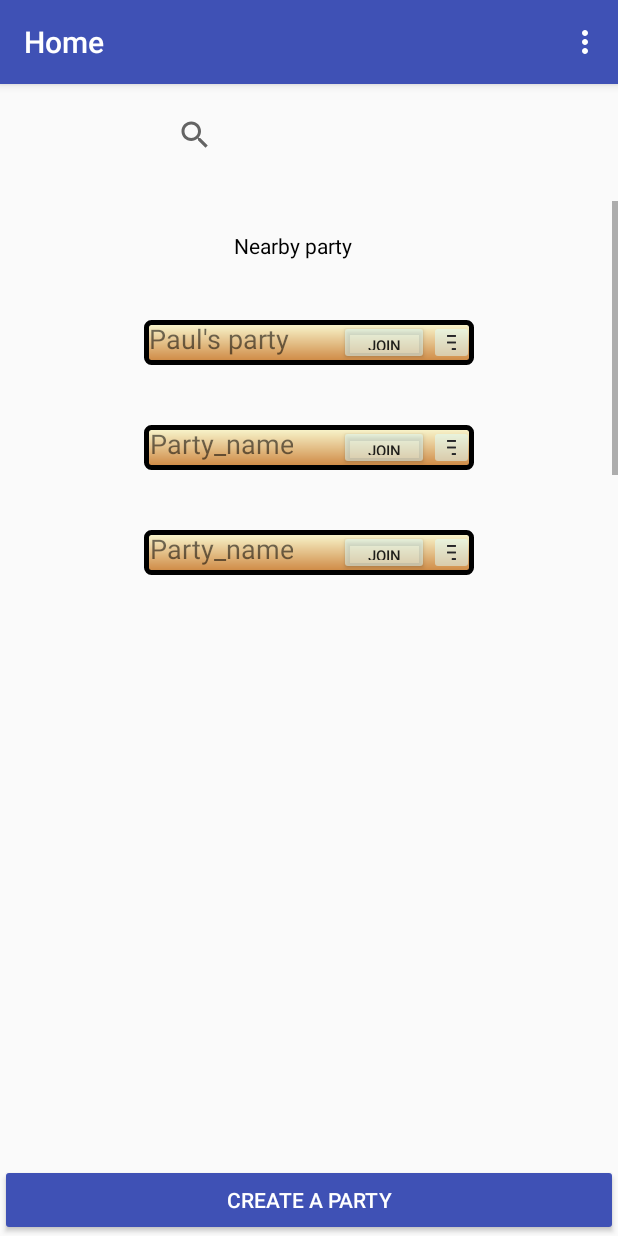
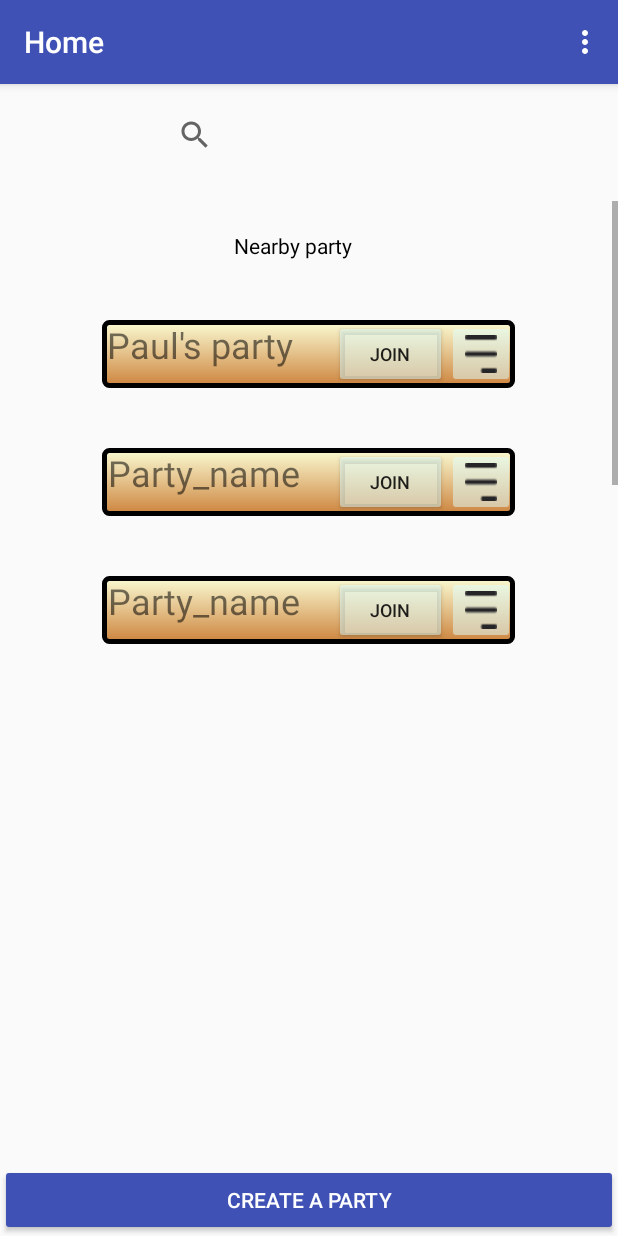
Before and after one commit to kandi97/aux_cord, an Android app: the home screen opened directly, with no data from a screen before it, on a phone screen of 412 x 824 dp. Run offline under Robolectric (Android 15) with nearby library versions, the phone set to English and light mode, and no system bars.

Commit message:
Add menu items
Add logout, leave party in menu, change font size

```diff
--- a/AuxCord/app/src/main/res/layout/activity_home.xml
+++ b/AuxCord/app/src/main/res/layout/activity_home.xml
@@ -23,7 +23,7 @@
     <ScrollView
         android:layout_width="match_parent"
         android:layout_marginTop="20dp"
-        android:layout_height="270dp"
+        android:layout_height="300dp"
         android:layout_below="@id/search_bar">
         <LinearLayout
             android:layout_width="match_parent"
@@ -40,7 +40,7 @@
                 android:textColor="@android:color/black"/>
             <RelativeLayout
                 android:id="@+id/party1"
-                android:layout_width="220dp"
+                android:layout_width="275dp"
                 android:layout_marginTop="40dp"
                 android:layout_height="wrap_content"
                 android:paddingStart="3dp"
@@ -51,13 +51,13 @@
                     android:layout_width="wrap_content"
                     android:layout_height="wrap_content"
                     android:text="Paul's party"
-                    android:textSize="18sp"
+                    android:textSize="24sp"
                     android:gravity="center"
                     android:layout_alignParentLeft="true"/>
                 <ImageButton
                     android:id="@+id/ib1"
-                    android:layout_width="30dp"
-                    android:layout_height="30dp"
+                    android:layout_width="45dp"
+                    android:layout_height="45dp"
                     android:src="@drawable/menu1"
                     android:scaleType="fitXY"
                     android:backgroundTint="#80e0ffff"
@@ -65,10 +65,10 @@
                     />
                 <Button
                     android:id="@+id/join1"
-                    android:layout_width="60dp"
-                    android:layout_height="30dp"
+                    android:layout_width="75dp"
+                    android:layout_height="45dp"
                     android:text="@string/join"
-                    android:textSize="10sp"
+                    android:textSize="12sp"
                     android:backgroundTint="#80e0ffff"
                     android:layout_toLeftOf="@id/ib1"
                     android:onClick="buttonPressed"/>
@@ -76,7 +76,7 @@
             </RelativeLayout>
             <RelativeLayout
                 android:id="@+id/party2"
-                android:layout_width="220dp"
+                android:layout_width="275dp"
                 android:layout_marginTop="40dp"
                 android:layout_height="wrap_content"
                 android:paddingStart="3dp"
@@ -87,23 +87,23 @@
                     android:layout_width="wrap_content"
                     android:layout_height="wrap_content"
                     android:text="@string/party_name"
-                    android:textSize="18sp"
+                    android:textSize="24sp"
                     android:gravity="center"
                     android:layout_alignParentLeft="true"/>
                 <ImageButton
                     android:id="@+id/ib2"
-                    android:layout_width="30dp"
-                    android:layout_height="30dp"
+                    android:layout_width="45dp"
+                    android:layout_height="45dp"
                     android:src="@drawable/menu1"
                     android:scaleType="fitXY"
                     android:backgroundTint="#80e0ffff"
                     android:layout_alignParentRight="true"/>
                 <Button
                     android:id="@+id/join2"
-                    android:layout_width="60dp"
-                    android:layout_height="30dp"
+                    android:layout_width="75dp"
+                    android:layout_height="45dp"
                     android:text="@string/join"
-                    android:textSize="10sp"
+                    android:textSize="12sp"
                     android:backgroundTint="#80e0ffff"
                     android:layout_toLeftOf="@id/ib2"
                     android:onClick="buttonPressed"/>
@@ -111,7 +111,7 @@
             </RelativeLayout>
             <RelativeLayout
                 android:id="@+id/party3"
-                android:layout_width="220dp"
+                android:layout_width="275dp"
                 android:layout_marginTop="40dp"
                 android:layout_height="wrap_content"
                 android:paddingStart="3dp"
@@ -122,13 +122,13 @@
                     android:layout_width="wrap_content"
                     android:layout_height="wrap_content"
                     android:text="@string/party_name"
-                    android:textSize="18sp"
+                    android:textSize="24sp"
                     android:gravity="center"
                     android:layout_alignParentLeft="true"/>
                 <ImageButton
                     android:id="@+id/ib3"
-                    android:layout_width="30dp"
-                    android:layout_height="30dp"
+                    android:layout_width="45dp"
+                    android:layout_height="45dp"
                     android:src="@drawable/menu1"
                     android:scaleType="fitXY"
                     android:backgroundTint="#80e0ffff"
@@ -136,17 +136,17 @@
                 <Button
                     android:id="@+id/join3"
                     android:onClick="buttonPressed"
-                    android:layout_width="60dp"
-                    android:layout_height="30dp"
+                    android:layout_width="75dp"
+                    android:layout_height="45dp"
                     android:text="@string/join"
-                    android:textSize="10sp"
+                    android:textSize="12sp"
                     android:backgroundTint="#80e0ffff"
                     android:layout_toLeftOf="@id/ib3"/>
 
             </RelativeLayout>
             <RelativeLayout
                 android:id="@+id/party4"
-                android:layout_width="220dp"
+                android:layout_width="275dp"
                 android:layout_marginTop="40dp"
                 android:layout_height="wrap_content"
                 android:paddingStart="3dp"
@@ -157,13 +157,13 @@
                     android:layout_width="wrap_content"
                     android:layout_height="wrap_content"
                     android:text="@string/party_name"
-                    android:textSize="18sp"
+                    android:textSize="24sp"
                     android:gravity="center"
                     android:layout_alignParentLeft="true"/>
                 <ImageButton
                     android:id="@+id/ib4"
-                    android:layout_width="30dp"
-                    android:layout_height="30dp"
+                    android:layout_width="45dp"
+                    android:layout_height="45dp"
                     android:src="@drawable/menu1"
                     android:backgroundTint="#80e0ffff"
                     android:scaleType="fitXY"
@@ -171,17 +171,17 @@
                 <Button
                     android:id="@+id/join4"
                     android:onClick="buttonPressed"
-                    android:layout_width="60dp"
-                    android:layout_height="30dp"
+                    android:layout_width="75dp"
+                    android:layout_height="45dp"
                     android:text="@string/join"
                     android:backgroundTint="#80e0ffff"
-                    android:textSize="10sp"
+                    android:textSize="12sp"
                     android:layout_toLeftOf="@id/ib4"/>
 
             </RelativeLayout>
             <RelativeLayout
                 android:id="@+id/party5"
-                android:layout_width="220dp"
+                android:layout_width="275dp"
                 android:layout_marginTop="40dp"
                 android:layout_marginBottom="10dp"
                 android:layout_height="wrap_content"
@@ -193,14 +193,14 @@
                     android:layout_width="wrap_content"
                     android:layout_height="wrap_content"
                     android:text="@string/party_name"
-                    android:textSize="18sp"
+                    android:textSize="24sp"
                     android:gravity="center"
 
                     android:layout_alignParentLeft="true"/>
                 <ImageButton
                     android:id="@+id/ib5"
-                    android:layout_width="30dp"
-                    android:layout_height="30dp"
+                    android:layout_width="45dp"
+                    android:layout_height="45dp"
                     android:src="@drawable/menu1"
                     android:backgroundTint="#80e0ffff"
                     android:scaleType="fitXY"
@@ -208,10 +208,10 @@
                 <Button
                     android:id="@+id/join5"
                     android:onClick="buttonPressed"
-                    android:layout_width="60dp"
-                    android:layout_height="30dp"
+                    android:layout_width="75dp"
+                    android:layout_height="45dp"
                     android:text="@string/join"
-                    android:textSize="10sp"
+                    android:textSize="12sp"
                     android:backgroundTint="#80e0ffff"
                     android:layout_toLeftOf="@id/ib5"/>
 
--- a/AuxCord/app/src/main/res/menu/toolbar_menu.xml
+++ b/AuxCord/app/src/main/res/menu/toolbar_menu.xml
@@ -17,4 +17,8 @@
         android:title="Log out"
         app:showAsAction="never" />
 
+    <item android:id="@+id/toolbar_item1"
+        android:title="Leave party"
+        app:showAsAction="never" />
+
 </menu>
```
Also changed, not shown: AuxCord/app/src/main/java/com/example/pruales/auxcord/create_party.java (+7 -2 lines), AuxCord/app/src/main/java/com/example/pruales/auxcord/home.java (+6 -1 lines), AuxCord/app/src/main/java/com/example/pruales/auxcord/my_picks.java (+7 -2 lines), AuxCord/app/src/main/java/com/example/pruales/auxcord/party_playlist.java (+7 -2 lines), AuxCord/app/src/main/java/com/example/pruales/auxcord/persona.java (+7 -2 lines).
